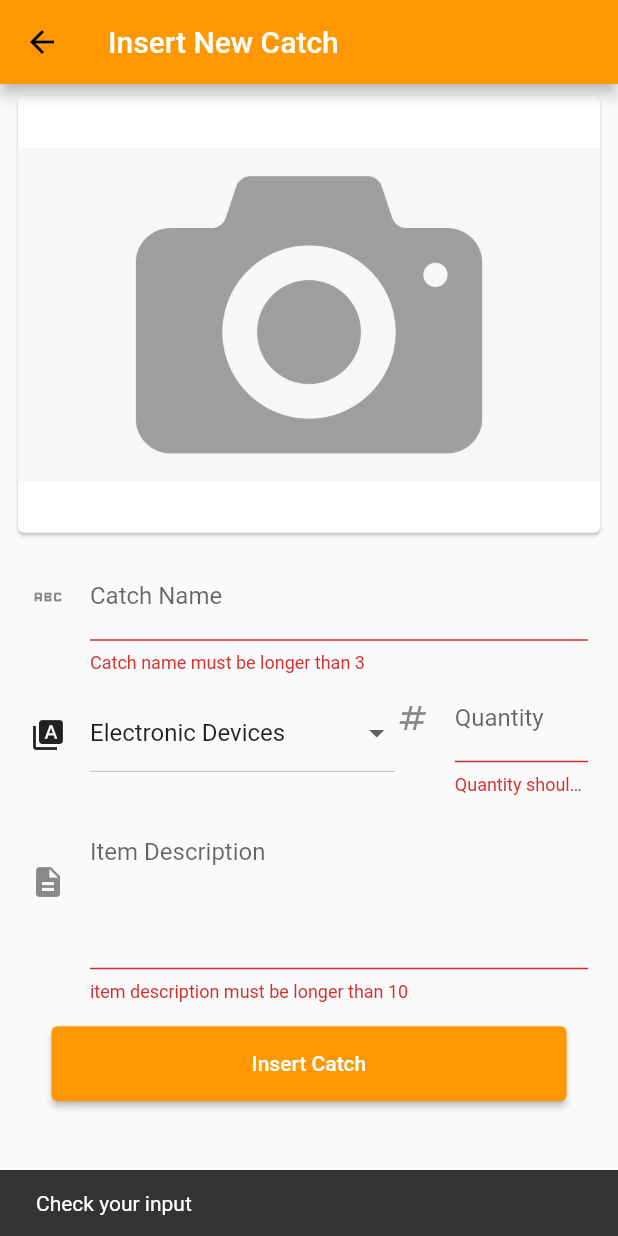
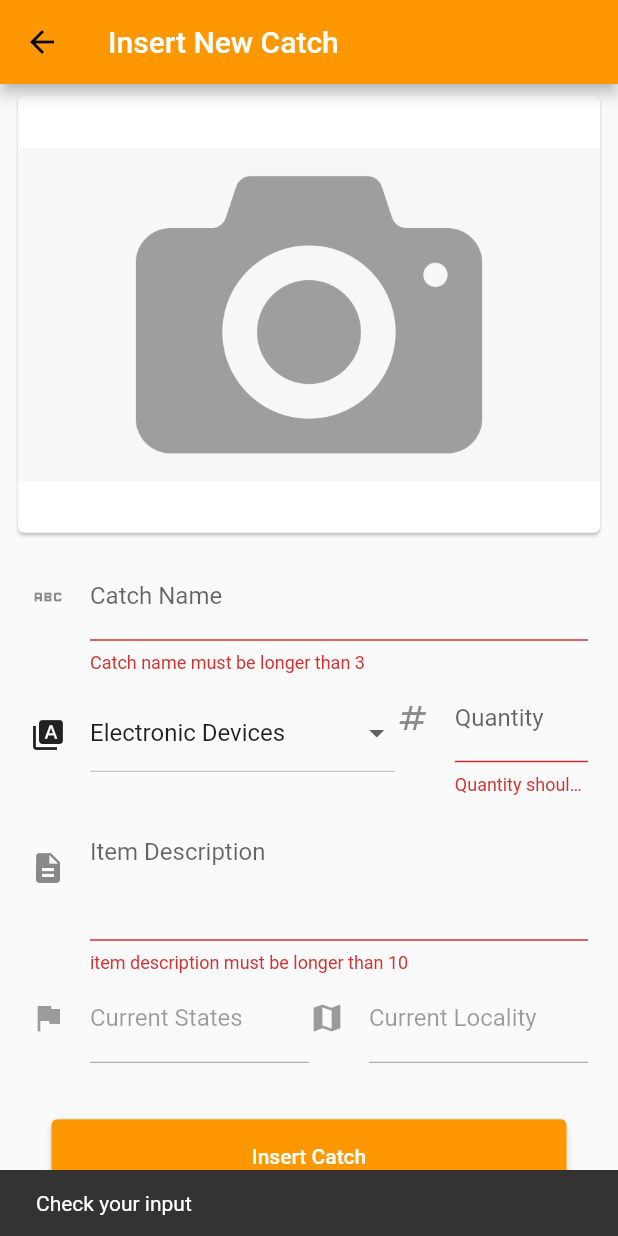
Before and after one commit to Delurify/barterit, a Flutter app: the NewTradeScreen screen opened directly with empty values, after a tap on "Insert Catch", on a phone screen of 412 x 824 dp. Run offline on Flutter 3.47's test engine with Material 2 defaults, Android fonts, the phone set to English and light mode, and no system bars; our stand-ins replace fluttertoast, geocoding, geolocator, google_fonts, image_cropper, image_picker and 1 more; missing offline and left inert: ndialog; accounts and stored records are empty.

```diff
--- a/lib/myconfig.dart
+++ b/lib/myconfig.dart
@@ -2,8 +2,8 @@ class MyConfig {
   // String SERVER = "http://10.11.2.28";
 
   // Phone data ip address
-  // String SERVER = "http://192.168.35.250";
+  String SERVER = "http://192.168.35.250";
 
   //Maybank wifi ip address
-  String SERVER = "http://10.19.13.18";
+  // String SERVER = "http://10.19.13.18";
 }
--- a/lib/views/screens/newtradescreen.dart
+++ b/lib/views/screens/newtradescreen.dart
@@ -3,9 +3,11 @@ import 'dart:convert';
 import 'package:flutter/material.dart';
 import 'dart:io';
 import "package:image_cropper/image_cropper.dart";
+import 'package:image_picker/image_picker.dart';
+import 'package:http/http.dart' as http;
+import 'package:geolocator/geolocator.dart';
+import 'package:geocoding/geocoding.dart';
 import 'package:barterit/models/user.dart';
-import 'package:http/http.dart' as http;
-import 'package:image_picker/image_picker.dart';
 import '../../myconfig.dart';
 
 class NewTradeScreen extends StatefulWidget {
@@ -28,6 +30,10 @@ class _NewTradeScreenState extends State<NewTradeScreen> {
       TextEditingController();
   final TextEditingController _itemqtyEditingController =
       TextEditingController();
+  final TextEditingController _prlocalEditingController =
+      TextEditingController();
+  final TextEditingController _prstateEditingController =
+      TextEditingController();
   String selectedType = "Electronic Devices";
   List<String> itemList = [
     "Electronic Devices",
@@ -43,6 +49,24 @@ class _NewTradeScreenState extends State<NewTradeScreen> {
     "Food & Nutrition",
     "Other",
   ];
+
+  late Position _currentPosition;
+  String curaddress = "Changlun";
+  String curstate = "Kedah";
+  String prlat = "6.460329";
+  String prlong = "100.5010041";
+
+  @override
+  void initState() {
+    super.initState();
+    _determinePermission();
+  }
+
+  @override
+  void dispose() {
+    super.dispose();
+    print("dispose");
+  }
 
   @override
   Widget build(BuildContext context) {
@@ -156,7 +180,7 @@ class _NewTradeScreenState extends State<NewTradeScreen> {
                             ? "item description must be longer than 10"
                             : null,
                         onFieldSubmitted: (v) {},
-                        maxLines: 4,
+                        maxLines: 3,
                         controller: _itemdescEditingController,
                         keyboardType: TextInputType.text,
                         decoration: const InputDecoration(
@@ -169,6 +193,47 @@ class _NewTradeScreenState extends State<NewTradeScreen> {
                             focusedBorder: OutlineInputBorder(
                               borderSide: BorderSide(width: 2.0),
                             ))),
+                    Row(
+                      children: [
+                        Flexible(
+                            flex: 5,
+                            child: TextFormField(
+                              textInputAction: TextInputAction.next,
+                              validator: (val) =>
+                                  val!.isEmpty || (val.length < 3)
+                                      ? "Current State"
+                                      : null,
+                              enabled: false,
+                              controller: _prstateEditingController,
+                              keyboardType: TextInputType.text,
+                              decoration: const InputDecoration(
+                                  labelText: 'Current States',
+                                  labelStyle: TextStyle(),
+                                  icon: Icon(Icons.flag),
+                                  focusedBorder: OutlineInputBorder(
+                                    borderSide: BorderSide(width: 2.0),
+                                  )),
+                            )),
+                        Flexible(
+                            flex: 5,
+                            child: TextFormField(
+                                textInputAction: TextInputAction.next,
+                                enabled: false,
+                                validator: (val) =>
+                                    val!.isEmpty || (val.length < 3)
+                                        ? "Current Locality"
+                                        : null,
+                                controller: _prlocalEditingController,
+                                keyboardType: TextInputType.text,
+                                decoration: const InputDecoration(
+                                    labelText: 'Current Locality',
+                                    labelStyle: TextStyle(),
+                                    icon: Icon(Icons.map),
+                                    focusedBorder: OutlineInputBorder(
+                                      borderSide: BorderSide(width: 2.0),
+                                    )))),
+                      ],
+                    ),
                     const SizedBox(
                       height: 16,
                     ),
@@ -324,4 +389,37 @@ class _NewTradeScreenState extends State<NewTradeScreen> {
       }
     });
   }
+
+  Future<Position> _determinePermission() async {
+    bool serviceEnabled;
+    LocationPermission permission;
+    serviceEnabled = await Geolocator.isLocationServiceEnabled();
+    if (!serviceEnabled) {
+      return Future.error('Location services are disabled.');
+    }
+    permission = await Geolocator.checkPermission();
+    if (permission == LocationPermission.denied) {
+      permission = await Geolocator.requestPermission();
+      if (permission == LocationPermission.denied) {
+        return Future.error('Location permissions are denied');
+      }
+    }
+    if (permission == LocationPermission.deniedForever) {
+      return Future.error('Location permissions are permanently denied.');
+    }
+    _getAddress(_currentPosition);
+    return await Geolocator.getCurrentPosition();
+  }
+
+  _getAddress(Position pos) async {
+    List<Placemark> placemarks =
+        await placemarkFromCoordinates(pos.latitude, pos.longitude);
+    setState(() {
+      _prlocalEditingController.text = placemarks[0].locality.toString();
+      _prstateEditingController.text =
+          placemarks[0].administrativeArea.toString();
+      prlat = _currentPosition.latitude.toString();
+      prlong = _currentPosition.longitude.toString();
+    });
+  }
 }
--- a/lib/views/screens/profiletabscreen.dart
+++ b/lib/views/screens/profiletabscreen.dart
@@ -32,12 +32,6 @@ class _ProfileTabScreenState extends State<ProfileTabScreen> {
     Future.delayed(Duration.zero, () {
       checkLogin();
     });
-  }
-
-  @override
-  void dispose() {
-    super.dispose();
-    print("dispose");
   }
 
   @override
--- a/pubspec.yaml
+++ b/pubspec.yaml
@@ -14,6 +14,8 @@ dependencies:
   http: ^0.13.6
   image_picker: ^0.8.7+5
   image_cropper: ^4.0.1
+  geolocator: ^9.0.2
+  geocoding: ^2.1.0
   fluttertoast: ^8.2.1
   ndialog: ^4.3.0
 
```
Also changed, not shown: lib/views/screens/searchtabscreen.dart (+10 -2 lines), assets/avatars/2.png, pubspec.lock, 6 other files.
